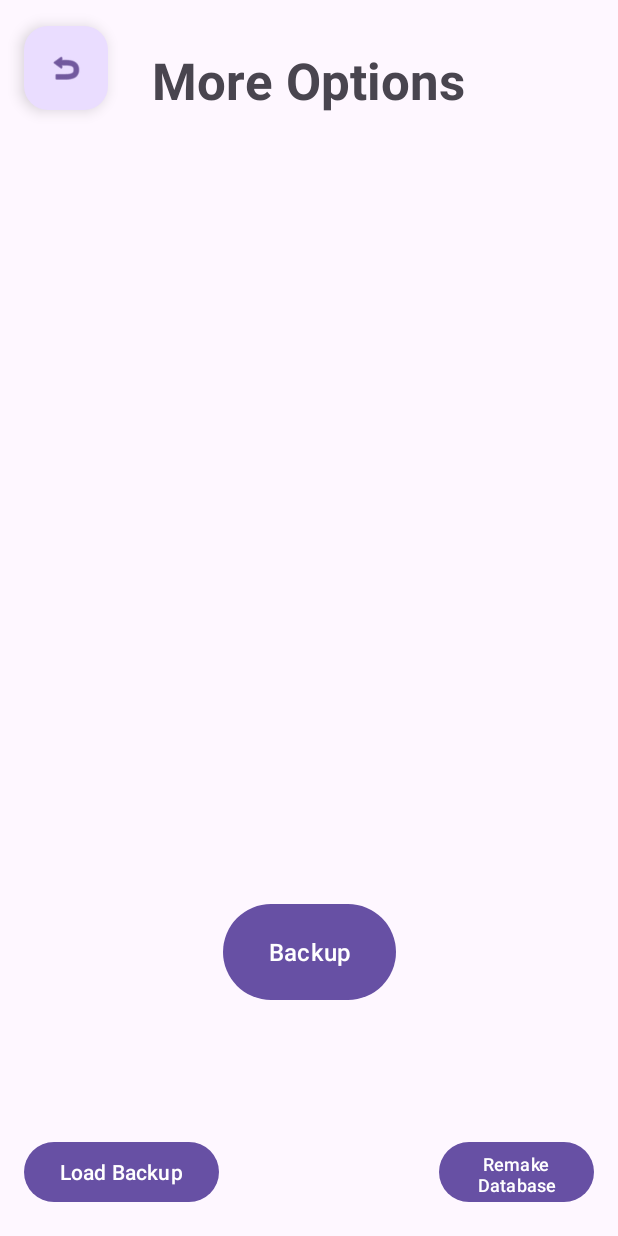
After one commit to MatheusHMR/farmCrudKotlin, an Android app: the backupView screen opened directly, with no data from a screen before it, on a phone screen of 412 x 824 dp. The commit adds this screen. Run offline under Robolectric (Android 15) with nearby library versions, the phone set to English and light mode, and no system bars.

```diff
--- a/app/build.gradle.kts
+++ b/app/build.gradle.kts
@@ -37,6 +37,7 @@ dependencies {
     implementation("androidx.appcompat:appcompat:1.6.1")
     implementation("com.google.android.material:material:1.11.0")
     implementation("androidx.constraintlayout:constraintlayout:2.1.4")
+    implementation("androidx.activity:activity:1.8.0")
     testImplementation("junit:junit:4.13.2")
     androidTestImplementation("androidx.test.ext:junit:1.1.5")
     androidTestImplementation("androidx.test.espresso:espresso-core:3.5.1")
--- a/app/src/main/AndroidManifest.xml
+++ b/app/src/main/AndroidManifest.xml
@@ -13,6 +13,9 @@
         android:theme="@style/Theme.SQLiteProjectForFarms"
         tools:targetApi="31">
         <activity
+            android:name="backupView.backupView"
+            android:exported="false" />
+        <activity
             android:name=".MainActivity"
             android:exported="true">
             <intent-filter>
--- /dev/null
+++ b/app/src/main/java/backupView/backupView.kt
@@ -0,0 +1,121 @@
+package backupView
+
+import android.app.AlertDialog
+import android.os.Bundle
+import android.os.Environment
+import android.util.Log
+import android.widget.Button
+import androidx.activity.enableEdgeToEdge
+import androidx.appcompat.app.AppCompatActivity
+import androidx.core.view.ViewCompat
+import androidx.core.view.WindowInsetsCompat
+import androidx.recyclerview.widget.RecyclerView
+import com.example.sqliteprojectforfarms.Farm
+import com.example.sqliteprojectforfarms.R
+import com.example.sqliteprojectforfarms.farmDAO.FarmDAO
+import com.google.android.material.floatingactionbutton.FloatingActionButton
+import java.io.File
+
+class backupView : AppCompatActivity() {
+    lateinit var bt_return : FloatingActionButton
+    lateinit var bt_backup : Button
+    lateinit var bt_remakeDatabase : Button
+    lateinit var bt_loadbackup: Button
+    lateinit var lv_farms: RecyclerView
+    override fun onCreate(savedInstanceState: Bundle?) {
+        super.onCreate(savedInstanceState)
+        enableEdgeToEdge()
+        setContentView(R.layout.activity_backup_view)
+        ViewCompat.setOnApplyWindowInsetsListener(findViewById(R.id.main)) { v, insets ->
+            val systemBars = insets.getInsets(WindowInsetsCompat.Type.systemBars())
+            v.setPadding(systemBars.left, systemBars.top, systemBars.right, systemBars.bottom)
+            insets
+        }
+        bt_return = findViewById(R.id.BT_return)
+        bt_remakeDatabase = findViewById(R.id.BT_remake)
+        bt_backup = findViewById(R.id.BT_backup)
+        bt_loadbackup = findViewById(R.id.BT_loadbackup)
+        val main_activity = intent
+
+
+        bt_remakeDatabase.setOnClickListener {
+            val builder = AlertDialog.Builder(this)
+
+            builder.setTitle("ATTENTION!!")
+
+            builder.setMessage("You're about to delete the entire database of the application!!" +
+            "Are you sure you want to do that?")
+
+            builder.setPositiveButton("OK") { dialog, _ ->
+                dialog.dismiss()
+                FarmDAO.getInstance(applicationContext).db.delete(applicationContext)
+            }
+            builder.setNegativeButton("Cancel") { dialog, _ ->
+                dialog.dismiss()
+            }
+            val dialog = builder.create()
+            dialog.show()
+        }
+
+        bt_return.setOnClickListener {
+            this.finish()
+        }
+
+        bt_backup.setOnClickListener {
+            val farmDao = FarmDAO(applicationContext)
+            val allFarms = farmDao.getAllFarms()
+            val farmsOnString = stringify(allFarms) //Save on a Txt file
+            saveBackupToFile(farmsOnString)
+        }
+
+        bt_loadbackup.setOnClickListener{
+            readBackupFromFile()
+        }
+    }
+
+    fun stringify(farms: List<Farm>) : String{
+        val stringifiedFarms = StringBuilder()
+        farms.forEach { farm -> stringifiedFarms.append("$farm\n") }
+
+        return stringifiedFarms.toString()
+    }
+    fun saveBackupToFile(backupData: String) {
+        val backupFolder = File(this.filesDir, "backups")
+        if (!backupFolder.exists()) {
+            backupFolder.mkdirs()
+        }
+
+        val backupFile = File(backupFolder, "latest_backup.txt")
+        backupFile.writeText(backupData)
+    }
+
+    fun readBackupFromFile() {
+        val backupFolder = File(this.filesDir, "backups")
+        val backupFile = File(backupFolder, "latest_backup.txt")
+
+        if (backupFile.exists()) {
+            val backupData = backupFile.readText()
+            Log.i("DatabaseBackup", backupData)
+        } else {
+            Log.i("DatabaseBackup", "No backup file found.")
+        }
+    }
+
+    val isExternalStorageReadOnly : Boolean get() {
+        var readOnlyStorage = false
+        val externalStorage = Environment.getExternalStorageState()
+        if(Environment.MEDIA_MOUNTED_READ_ONLY == externalStorage){
+            readOnlyStorage = true
+        }
+        return readOnlyStorage
+    }
+
+    val isExternalStorageAvailable : Boolean get(){
+        var storageAvailable = false
+        val externalStorage = Environment.getExternalStorageState()
+        if(Environment.MEDIA_MOUNTED == externalStorage){
+            storageAvailable = true
+        }
+        return storageAvailable
+    }
+}
--- /dev/null
+++ b/app/src/main/res/layout/activity_backup_view.xml
@@ -0,0 +1,84 @@
+<?xml version="1.0" encoding="utf-8"?>
+<androidx.constraintlayout.widget.ConstraintLayout xmlns:android="http://schemas.android.com/apk/res/android"
+    xmlns:app="http://schemas.android.com/apk/res-auto"
+    xmlns:tools="http://schemas.android.com/tools"
+    android:id="@+id/main"
+    android:layout_width="match_parent"
+    android:layout_height="match_parent"
+    tools:context="backupView.backupView">
+
+    <com.google.android.material.floatingactionbutton.FloatingActionButton
+        android:id="@+id/BT_return"
+        android:layout_width="wrap_content"
+        android:layout_height="wrap_content"
+        android:clickable="true"
+        app:layout_constraintBottom_toBottomOf="parent"
+        app:layout_constraintEnd_toEndOf="parent"
+        app:layout_constraintHorizontal_bias="0.045"
+        app:layout_constraintStart_toStartOf="parent"
+        app:layout_constraintTop_toTopOf="parent"
+        app:layout_constraintVertical_bias="0.023"
+        app:srcCompat="@android:drawable/ic_menu_revert" />
+
+    <ListView
+        android:id="@+id/listView"
+        android:layout_width="378dp"
+        android:layout_height="425dp"
+        app:layout_constraintBottom_toBottomOf="parent"
+        app:layout_constraintEnd_toEndOf="parent"
+        app:layout_constraintStart_toStartOf="parent"
+        app:layout_constraintTop_toTopOf="parent"
+        app:layout_constraintVertical_bias="0.288" />
+
+    <TextView
+        android:id="@+id/tv_title"
+        android:layout_width="wrap_content"
+        android:layout_height="wrap_content"
+        android:text="More Options"
+        android:textSize="34sp"
+        android:textStyle="bold"
+        app:layout_constraintBottom_toBottomOf="parent"
+        app:layout_constraintEnd_toEndOf="parent"
+        app:layout_constraintHorizontal_bias="0.497"
+        app:layout_constraintStart_toStartOf="parent"
+        app:layout_constraintTop_toTopOf="parent"
+        app:layout_constraintVertical_bias="0.039" />
+
+    <Button
+        android:id="@+id/BT_backup"
+        android:layout_width="115dp"
+        android:layout_height="72dp"
+        android:text="Backup"
+        android:textSize="16sp"
+        app:layout_constraintBottom_toBottomOf="parent"
+        app:layout_constraintEnd_toEndOf="parent"
+        app:layout_constraintStart_toStartOf="parent"
+        app:layout_constraintTop_toTopOf="parent"
+        app:layout_constraintVertical_bias="0.796" />
+
+    <Button
+        android:id="@+id/BT_remake"
+        android:layout_width="103dp"
+        android:layout_height="48dp"
+        android:text="Remake Database"
+        android:textSize="12sp"
+        app:layout_constraintBottom_toBottomOf="parent"
+        app:layout_constraintEnd_toEndOf="parent"
+        app:layout_constraintHorizontal_bias="0.949"
+        app:layout_constraintStart_toStartOf="parent"
+        app:layout_constraintTop_toTopOf="parent"
+        app:layout_constraintVertical_bias="0.976" />
+
+    <Button
+        android:id="@+id/BT_loadbackup"
+        android:layout_width="wrap_content"
+        android:layout_height="wrap_content"
+        android:text="Load Backup"
+        app:layout_constraintBottom_toBottomOf="parent"
+        app:layout_constraintEnd_toEndOf="parent"
+        app:layout_constraintHorizontal_bias="0.057"
+        app:layout_constraintStart_toStartOf="parent"
+        app:layout_constraintTop_toTopOf="parent"
+        app:layout_constraintVertical_bias="0.976" />
+
+</androidx.constraintlayout.widget.ConstraintLayout>
--- a/build.gradle.kts
+++ b/build.gradle.kts
@@ -1,5 +1,5 @@
 // Top-level build file where you can add configuration options common to all sub-projects/modules.
 plugins {
-    id("com.android.application") version "8.3.0" apply false
+    id("com.android.application") version "8.5.0" apply false
     id("org.jetbrains.kotlin.android") version "1.9.22" apply false
 }
```
Also changed, not shown: app/src/main/java/com/example/sqliteprojectforfarms/CustomAdapter.kt (deleted, +0 -25 lines), app/src/main/java/com/example/sqliteprojectforfarms/Farm.kt (+3 -32 lines), app/src/main/java/com/example/sqliteprojectforfarms/MainActivity.kt (+96 -32 lines), app/src/main/java/com/example/sqliteprojectforfarms/databaseSQLite.kt (+7 -1 lines), app/src/main/java/com/example/sqliteprojectforfarms/farmDAO/farmDAO.kt (+87 -15 lines), app/src/main/res/drawable/cloud_circle.xml (added, +11 -0 lines), app/src/main/res/layout/activity_main.xml (+20 -2 lines), gradle/wrapper/gradle-wrapper.properties.
